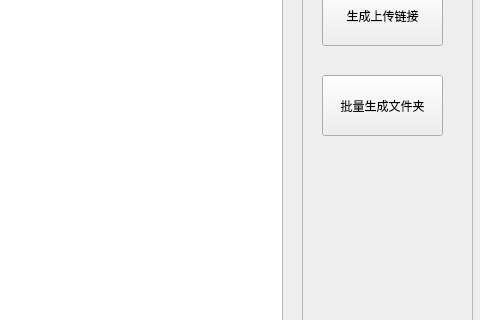
The window that MainWindows.ui (luoxuanzao/seafile-python) describes before a commit, drawn with Qt 5; both pictures show x 648 to 1128 and y 135 to 455 of the 1128 by 753 pixel window.
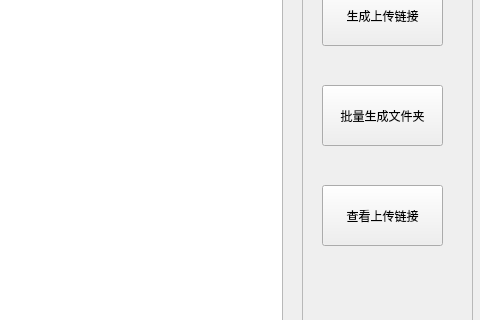
The same window after the commit. Icons and pictures are not drawn.

Commit message: feat: 查看分享链接 批量删除分享链接

Diff of the .ui file:
```diff
--- a/MainWindows.ui
+++ b/MainWindows.ui
@@ -159,7 +159,7 @@
      <property name="geometry">
       <rect>
        <x>20</x>
-       <y>110</y>
+       <y>120</y>
        <width>121</width>
        <height>61</height>
       </rect>
@@ -168,6 +168,19 @@
       <string>批量生成文件夹</string>
      </property>
     </widget>
+    <widget class="QPushButton" name="checkSharedLink">
+     <property name="geometry">
+      <rect>
+       <x>20</x>
+       <y>220</y>
+       <width>121</width>
+       <height>61</height>
+      </rect>
+     </property>
+     <property name="text">
+      <string>查看上传链接</string>
+     </property>
+    </widget>
    </widget>
   </widget>
   <widget class="QMenuBar" name="menubar">
```
The commit also changes 5 other files.
